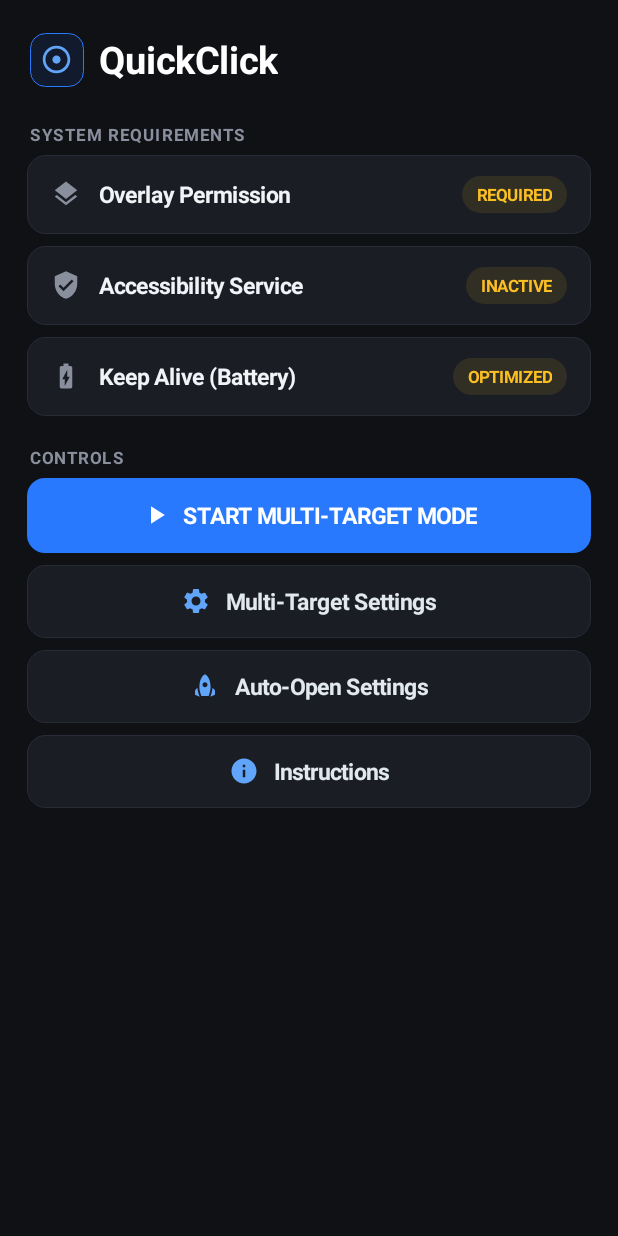
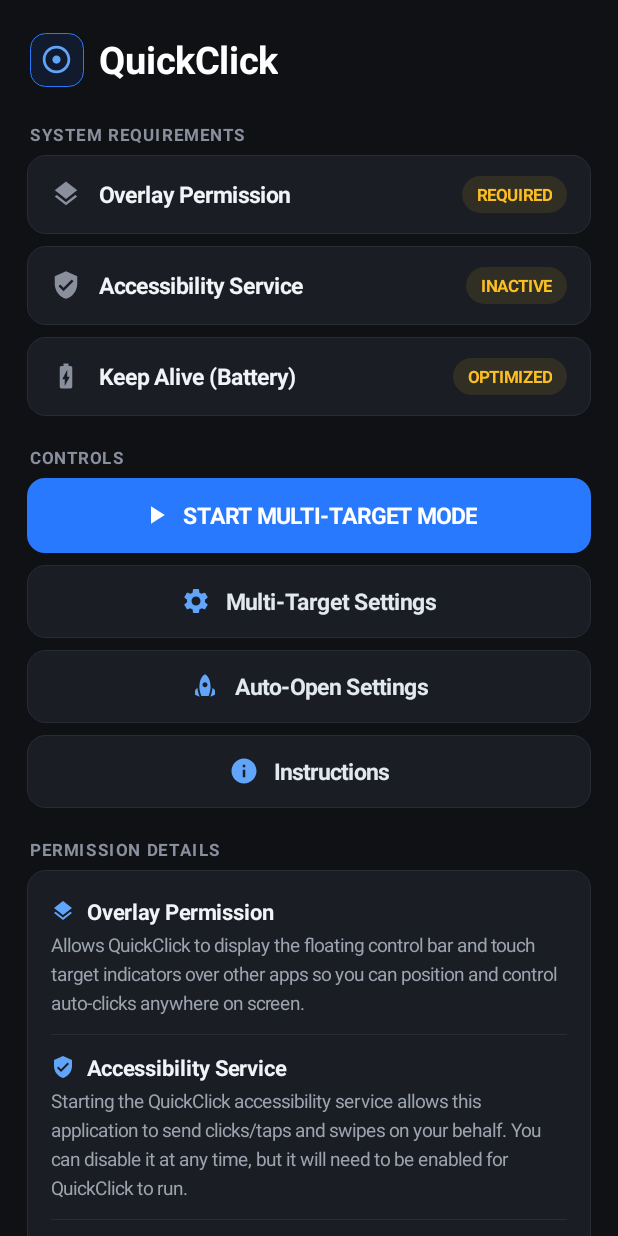
Before and after one commit to gwentale/QuickClick, an Android app: the screen it shows after launch (MainActivity), on a phone screen of 412 x 824 dp. Run offline under Robolectric (Android 15) with nearby library versions, the phone set to English and light mode, and no system bars.

Commit message:
Update MainActivity.kt

```diff
--- a/app/src/main/java/com/app/autoclicker/ui/MainActivity.kt
+++ b/app/src/main/java/com/app/autoclicker/ui/MainActivity.kt
@@ -13,6 +13,7 @@ import android.os.Bundle
 import android.os.PowerManager
 import android.provider.Settings
 import android.view.Gravity
+import android.view.View
 import android.widget.ImageView
 import android.widget.LinearLayout
 import android.widget.ScrollView
@@ -37,11 +38,12 @@ class MainActivity : AppCompatActivity() {
 
         val scroll = ScrollView(this).apply {
             setBackgroundColor(Color.parseColor("#0F1115"))
+            isFillViewport = true
         }
 
         rootContainer = LinearLayout(this).apply {
             orientation = LinearLayout.VERTICAL
-            setPadding(18.dp(), 22.dp(), 18.dp(), 24.dp())
+            setPadding(18.dp(), 22.dp(), 18.dp(), 20.dp())
         }
 
         scroll.addView(rootContainer)
@@ -72,6 +74,20 @@ class MainActivity : AppCompatActivity() {
 
     private fun isAccessibilityEnabled(): Boolean {
         return AutoClickerService.instance != null
+    }
+
+    private fun getAppVersionName(): String {
+        return try {
+            val pInfo = if (Build.VERSION.SDK_INT >= Build.VERSION_CODES.TIRAMISU) {
+                packageManager.getPackageInfo(packageName, PackageManager.PackageInfoFlags.of(0))
+            } else {
+                @Suppress("DEPRECATION")
+                packageManager.getPackageInfo(packageName, 0)
+            }
+            pInfo.versionName ?: "1.0.0"
+        } catch (_: Exception) {
+            "1.0.0"
+        }
     }
 
     private fun renderUI() {
@@ -187,6 +203,120 @@ class MainActivity : AppCompatActivity() {
 
         addSecondaryButton(R.drawable.ic_info, "Instructions") {
             startActivity(Intent(this, InstructionsActivity::class.java))
+        }
+
+        // Permission Explanations Section Below Controls
+        addSectionLabel("PERMISSION DETAILS")
+        addPermissionExplanationCard()
+
+        // Bottom-Right App Version Footer
+        val tvVersion = TextView(this).apply {
+            text = "Version ${getAppVersionName()}"
+            textSize = 11.5f
+            setTypeface(null, Typeface.BOLD)
+            setTextColor(Color.parseColor("#6B7280"))
+            gravity = Gravity.END
+            setPadding(0, 14.dp(), 4.dp(), 4.dp())
+            layoutParams = LinearLayout.LayoutParams(
+                LinearLayout.LayoutParams.MATCH_PARENT,
+                LinearLayout.LayoutParams.WRAP_CONTENT
+            )
+        }
+        rootContainer.addView(tvVersion)
+    }
+
+    private fun addPermissionExplanationCard() {
+        val card = LinearLayout(this).apply {
+            orientation = LinearLayout.VERTICAL
+            setPadding(16.dp(), 14.dp(), 16.dp(), 14.dp())
+            background = GradientDrawable().apply {
+                setColor(Color.parseColor("#1A1D24"))
+                cornerRadius = 12f.dpF()
+                setStroke(1.dp(), Color.parseColor("#282C37"))
+            }
+            layoutParams = LinearLayout.LayoutParams(
+                LinearLayout.LayoutParams.MATCH_PARENT,
+                LinearLayout.LayoutParams.WRAP_CONTENT
+            ).apply { bottomMargin = 4.dp() }
+        }
+
+        card.addView(
+            createPermissionExplanationItem(
+                iconRes = R.drawable.ic_layers,
+                title = "Overlay Permission",
+                description = "Allows QuickClick to display the floating control bar and touch target indicators over other apps so you can position and control auto-clicks anywhere on screen."
+            )
+        )
+
+        card.addView(createDivider())
+
+        card.addView(
+            createPermissionExplanationItem(
+                iconRes = R.drawable.ic_shield,
+                title = "Accessibility Service",
+                description = "Starting the QuickClick accessibility service allows this application to send clicks/taps and swipes on your behalf. You can disable it at any time, but it will need to be enabled for QuickClick to run."
+            )
+        )
+
+        card.addView(createDivider())
+
+        card.addView(
+            createPermissionExplanationItem(
+                iconRes = R.drawable.ic_battery,
+                title = "Keep Alive (Battery)",
+                description = "Disabling battery optimization prevents Android from putting QuickClick to sleep or stopping background execution during long scheduled timers and continuous click cycles."
+            )
+        )
+
+        rootContainer.addView(card)
+    }
+
+    private fun createPermissionExplanationItem(
+        iconRes: Int,
+        title: String,
+        description: String
+    ): LinearLayout {
+        return LinearLayout(this).apply {
+            orientation = LinearLayout.VERTICAL
+            setPadding(0, 4.dp(), 0, 4.dp())
+
+            val titleRow = LinearLayout(context).apply {
+                orientation = LinearLayout.HORIZONTAL
+                gravity = Gravity.CENTER_VERTICAL
+                setPadding(0, 0, 0, 4.dp())
+            }
+            titleRow.addView(ImageView(context).apply {
+                setImageResource(iconRes)
+                imageTintList = ColorStateList.valueOf(Color.parseColor("#60A5FA"))
+                layoutParams = LinearLayout.LayoutParams(16.dp(), 16.dp()).apply { rightMargin = 8.dp() }
+            })
+            titleRow.addView(TextView(context).apply {
+                text = title
+                textSize = 14.5f
+                setTypeface(null, Typeface.BOLD)
+                setTextColor(Color.parseColor("#F1F3F6"))
+            })
+
+            addView(titleRow)
+            addView(TextView(context).apply {
+                text = description
+                textSize = 12.5f
+                setLineSpacing(3.5f, 1.15f)
+                setTextColor(Color.parseColor("#9CA3AF"))
+            })
+        }
+    }
+
+    private fun createDivider(): View {
+        return View(this).apply {
+            setBackgroundColor(Color.parseColor("#282C37"))
+            layoutParams = LinearLayout.LayoutParams(
+                LinearLayout.LayoutParams.MATCH_PARENT,
+                1.dp()
+            ).apply {
+                topMargin = 8.dp()
+                bottomMargin = 8.dp()
+            }
         }
     }
 
```
